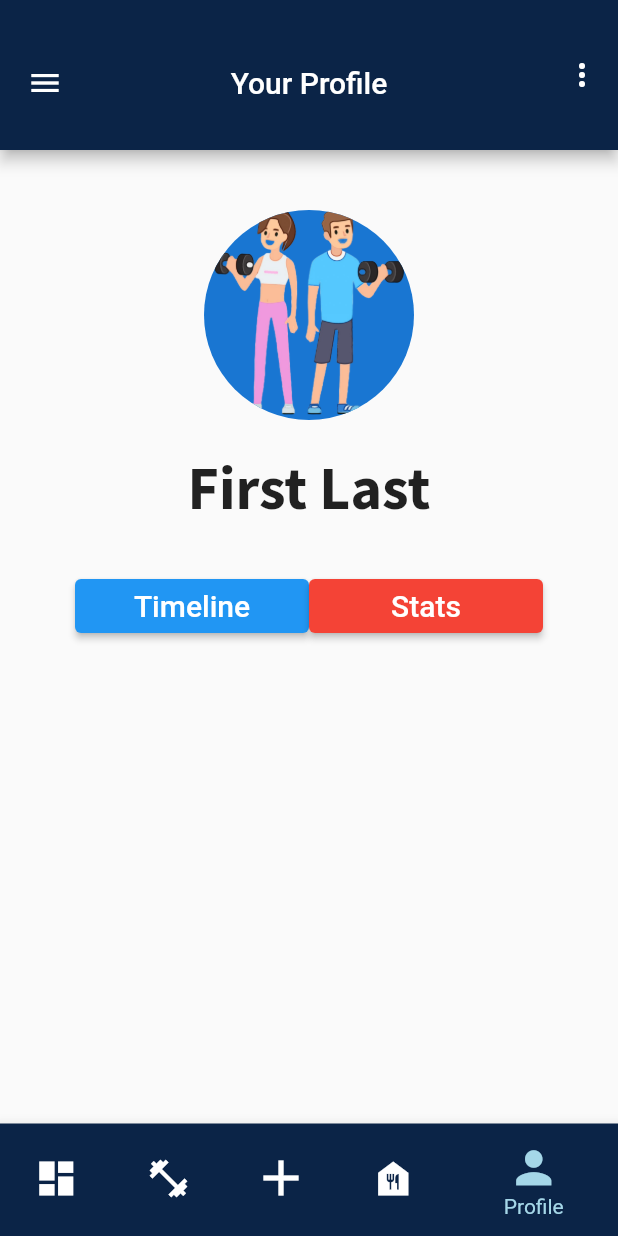
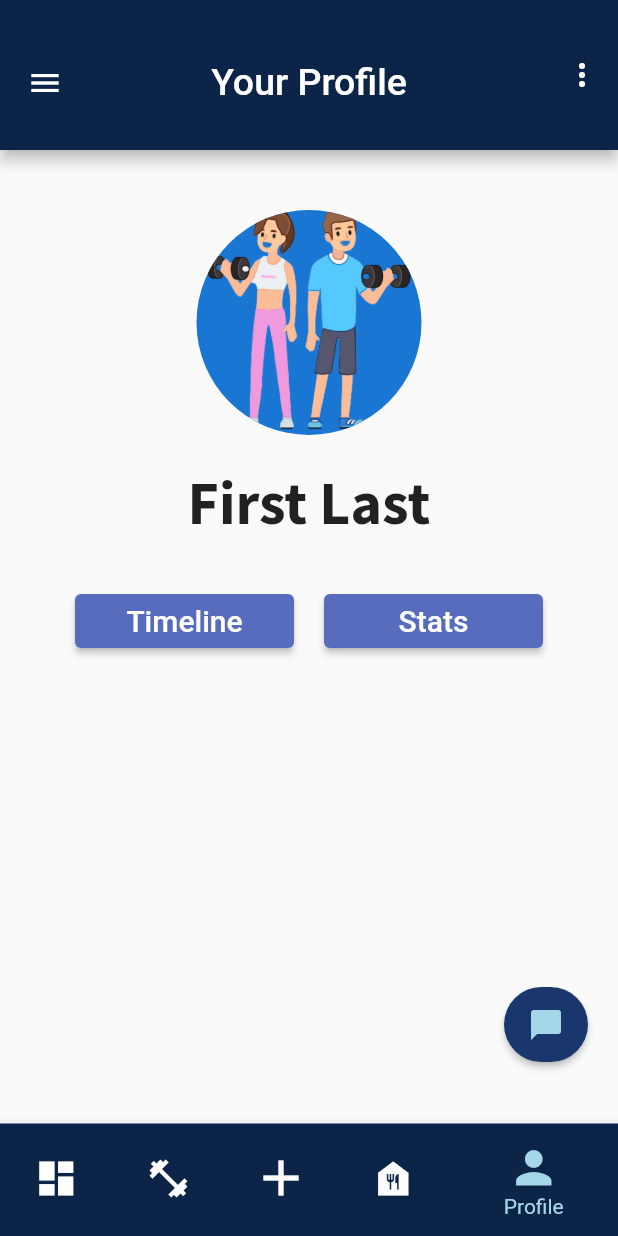
Before and after one commit to Sxmxrth/CalFit-Mini-Project, a Flutter app: the bottomNavbar screen opened by its route, item 5 of the bottom bar chosen, on a phone screen of 412 x 824 dp. Run offline on Flutter 3.47's test engine with Material 2 defaults, Android fonts, the phone set to English and light mode, and no system bars.

Commit message:
chjatbot widget added

```diff
--- a/cal_fit/lib/screens/profilePage.dart
+++ b/cal_fit/lib/screens/profilePage.dart
@@ -1,6 +1,12 @@
-// ignore_for_file: prefer_const_literals_to_create_immutables, prefer_const_constructors
+// ignore_for_file: prefer_const_literals_to_create_immutables, prefer_const_constructors, sort_child_properties_last
 
+import 'package:cal_fit/screens/signupPage.dart';
+import 'package:cal_fit/widgets/chatBot.dart';
 import 'package:flutter/material.dart';
+
+final Map<String, WidgetBuilder> profileRoutes = {
+  '/signup': (BuildContext context) => SignupPage(),
+};
 
 class ProfilePage extends StatelessWidget {
   const ProfilePage({super.key});
@@ -39,6 +45,7 @@ class ProfilePage extends StatelessWidget {
                   // Do something for option 1
                   break;
                 case 2:
+                  Navigator.pushNamed(context, '/signup');
                   // Do something for option 2
                   break;
                 case 3:
@@ -52,7 +59,7 @@ class ProfilePage extends StatelessWidget {
         toolbarHeight: 100,
         title: const Padding(
           padding: EdgeInsets.fromLTRB(0, 10, 0, 0),
-          child: Text('Your Profile', style: TextStyle(fontSize: 20)),
+          child: Text('Your Profile', style: TextStyle(fontSize: 25)),
         ),
         centerTitle: true,
         automaticallyImplyLeading: false,
@@ -64,18 +71,20 @@ class ProfilePage extends StatelessWidget {
             padding: EdgeInsets.fromLTRB(0, 40, 0, 20),
             child: Center(
               child: CircleAvatar(
-                radius: 70,
+                radius: 75,
                 backgroundImage: AssetImage('images/fitnessModel.png'),
               ),
             ),
           ),
-          Text('First Last',
-              style: TextStyle(
-                  fontSize: 40,
-                  fontWeight: FontWeight.bold,
-                  fontFamily: 'SourceSansPro')),
+          Text(
+            'First Last',
+            style: TextStyle(
+                fontSize: 40,
+                fontWeight: FontWeight.bold,
+                fontFamily: 'SourceSansPro'),
+          ),
           Padding(
-            padding: const EdgeInsets.symmetric(horizontal: 50,vertical: 30),
+            padding: const EdgeInsets.symmetric(horizontal: 50, vertical: 30),
             child: Row(
               children: <Widget>[
                 Expanded(
@@ -83,10 +92,16 @@ class ProfilePage extends StatelessWidget {
                     onPressed: () {},
                     style: ElevatedButton.styleFrom(
                       foregroundColor: Colors.white,
-                      backgroundColor: Colors.blue,
+                      backgroundColor: Color(0xff576CBC),
                     ),
-                    child: Text('Timeline',style: TextStyle(fontSize: 20),),
+                    child: Text(
+                      'Timeline',
+                      style: TextStyle(fontSize: 20),
+                    ),
                   ),
+                ),
+                SizedBox(
+                  width: 20,
                 ),
                 Expanded(
                   child: ElevatedButton(
@@ -94,11 +109,28 @@ class ProfilePage extends StatelessWidget {
                     onLongPress: () {},
                     style: ElevatedButton.styleFrom(
                       foregroundColor: Colors.white,
-                      backgroundColor: Colors.red,
+                      backgroundColor: Color(0xff576CBC),
                     ),
-                    child: Text('Stats',style: TextStyle(fontSize: 20),),
+                    child: Text(
+                      'Stats',
+                      style: TextStyle(fontSize: 20),
+                    ),
                   ),
                 ),
+              ],
+            ),
+          ),
+          SizedBox(
+            height: 190,
+          ),
+          Container(
+            padding: EdgeInsets.only(
+              right: 20,
+            ),
+            child: Row(
+              mainAxisAlignment: MainAxisAlignment.end,
+              children: [
+                chatBot(),
               ],
             ),
           )
--- a/cal_fit/lib/widgets/bottomNavbar.dart
+++ b/cal_fit/lib/widgets/bottomNavbar.dart
@@ -1,5 +1,6 @@
 // ignore_for_file: camel_case_types, prefer_const_constructors
 
+import 'package:cal_fit/widgets/chatBot.dart';
 import 'package:flutter/material.dart';
 import 'package:cal_fit/screens/profilePage.dart';
 
@@ -12,6 +13,7 @@ class bottomNavbar extends StatefulWidget {
 
 class _bottomNavbarState extends State<bottomNavbar> {
   int _selectedIndex = 0;
+
   static const TextStyle optionStyle =
       TextStyle(fontSize: 30, fontWeight: FontWeight.bold);
   static const List<Widget> _widgetOptions = <Widget>[
@@ -23,10 +25,11 @@ class _bottomNavbarState extends State<bottomNavbar> {
       'Index 1: Fitness Center',
       style: optionStyle,
     ),
-    Text(
-      'Index 2: Calorie',
-      style: optionStyle,
-    ),
+    // Text(
+    //   'Index 2: Calorie',
+    //   style: optionStyle,
+    // ),
+    chatBot(),
     Text(
       'Index 3: Diet Options',
       style: optionStyle,
@@ -80,7 +83,7 @@ class _bottomNavbarState extends State<bottomNavbar> {
         currentIndex: _selectedIndex,
         selectedItemColor: Color(0xffA5D7E8),
         unselectedIconTheme: IconThemeData(size: 30),
-        selectedIconTheme: IconThemeData(size:35),
+        selectedIconTheme: IconThemeData(size: 35),
         onTap: _onItemTapped,
       ),
     );
--- /dev/null
+++ b/cal_fit/lib/widgets/chatBot.dart
@@ -0,0 +1,37 @@
+// ignore_for_file: prefer_const_constructors, avoid_unnecessary_containers, prefer_interpolation_to_compose_strings
+
+import 'package:flutter/material.dart';
+import 'package:flutter/src/widgets/framework.dart';
+import 'package:flutter/src/widgets/placeholder.dart';
+
+class chatBot extends StatelessWidget {
+  const chatBot({super.key});
+
+  @override
+  Widget build(BuildContext context) {
+    return ElevatedButton(
+      onPressed: () async {
+        // try {
+        //   dynamic conversationObject = {
+        //     'appId':
+        //         'fdd24b2dc4b08dbd63ad715288f68604' // The [APP_ID](https://dashboard.kommunicate.io/settings/install) obtained from kommunicate dashboard.
+        //   };
+        //   dynamic result = await KommunicateFlutterPlugin.buildConversation(
+        //       conversationObject);
+        //   print("Conversation builder success : " + result.toString());
+        // } on Exception catch (e) {
+        //   print("Conversation builder error occurred : " + e.toString());
+        // }
+      },
+      style: ElevatedButton.styleFrom(
+          minimumSize: Size(40, 50),
+          backgroundColor: Color(0xff19376D),
+          shape:
+              RoundedRectangleBorder(borderRadius: BorderRadius.circular(50))),
+      child: Icon(
+        Icons.chat_bubble,
+        color: Color(0xffA5D7E8),
+      ),
+    );
+  }
+}
```
Also changed, not shown: cal_fit/flutter_01.png (deleted).
